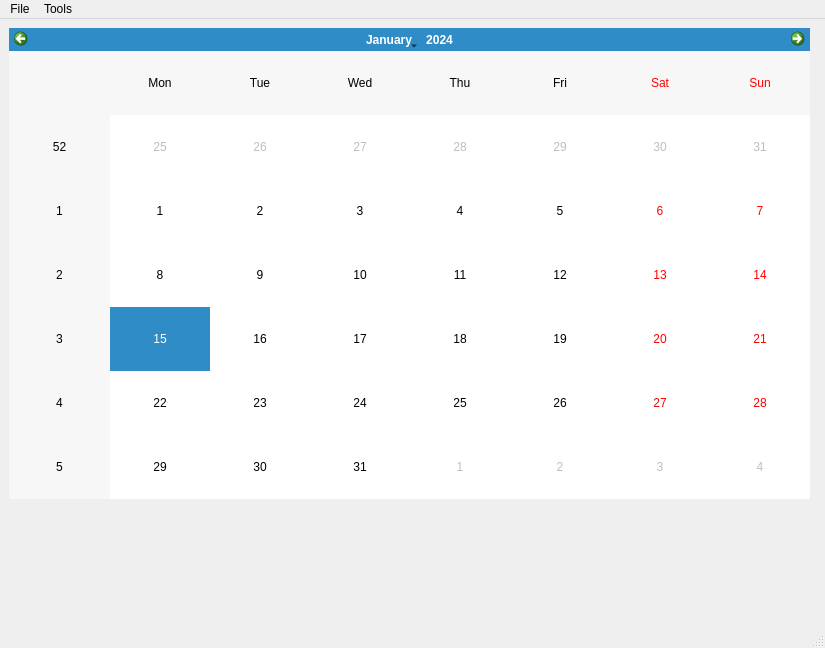
Above: CalendarProject.ui from iniguitoo/Calendar-Project before the change. Below: the same form after it.
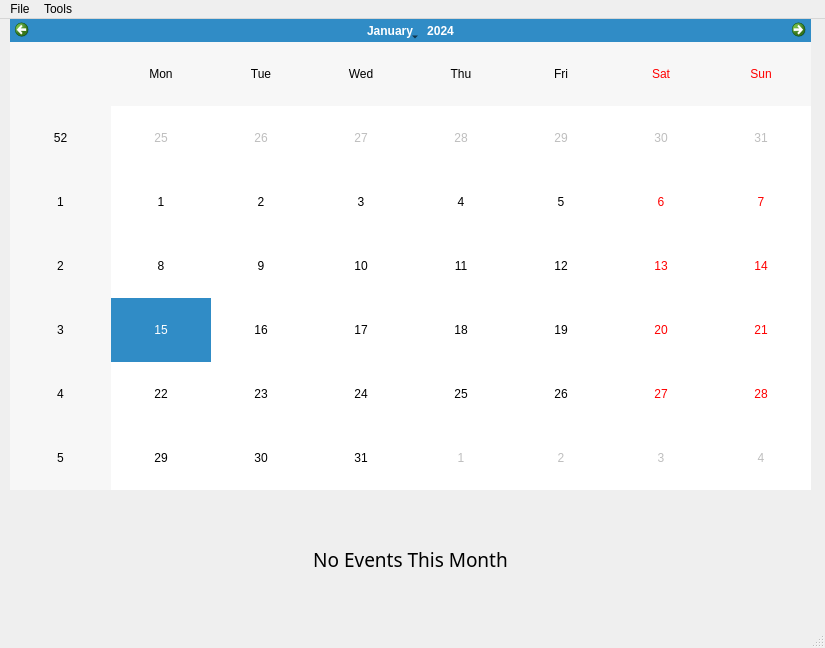
That is the form after the change.

```diff
--- a/CalendarProject.ui
+++ b/CalendarProject.ui
@@ -17,13 +17,38 @@
    <widget class="QCalendarWidget" name="calendar_1">
     <property name="geometry">
      <rect>
-      <x>9</x>
-      <y>9</y>
+      <x>10</x>
+      <y>0</y>
       <width>801</width>
       <height>471</height>
      </rect>
     </property>
    </widget>
+   <widget class="QLabel" name="eventOutput">
+    <property name="geometry">
+     <rect>
+      <x>10</x>
+      <y>480</y>
+      <width>801</width>
+      <height>121</height>
+     </rect>
+    </property>
+    <property name="font">
+     <font>
+      <family>Nirmala UI Semilight</family>
+      <pointsize>14</pointsize>
+     </font>
+    </property>
+    <property name="cursor">
+     <cursorShape>ArrowCursor</cursorShape>
+    </property>
+    <property name="text">
+     <string>No Events This Month</string>
+    </property>
+    <property name="alignment">
+     <set>Qt::AlignCenter</set>
+    </property>
+   </widget>
   </widget>
   <widget class="QMenuBar" name="menubar">
    <property name="geometry">
```
